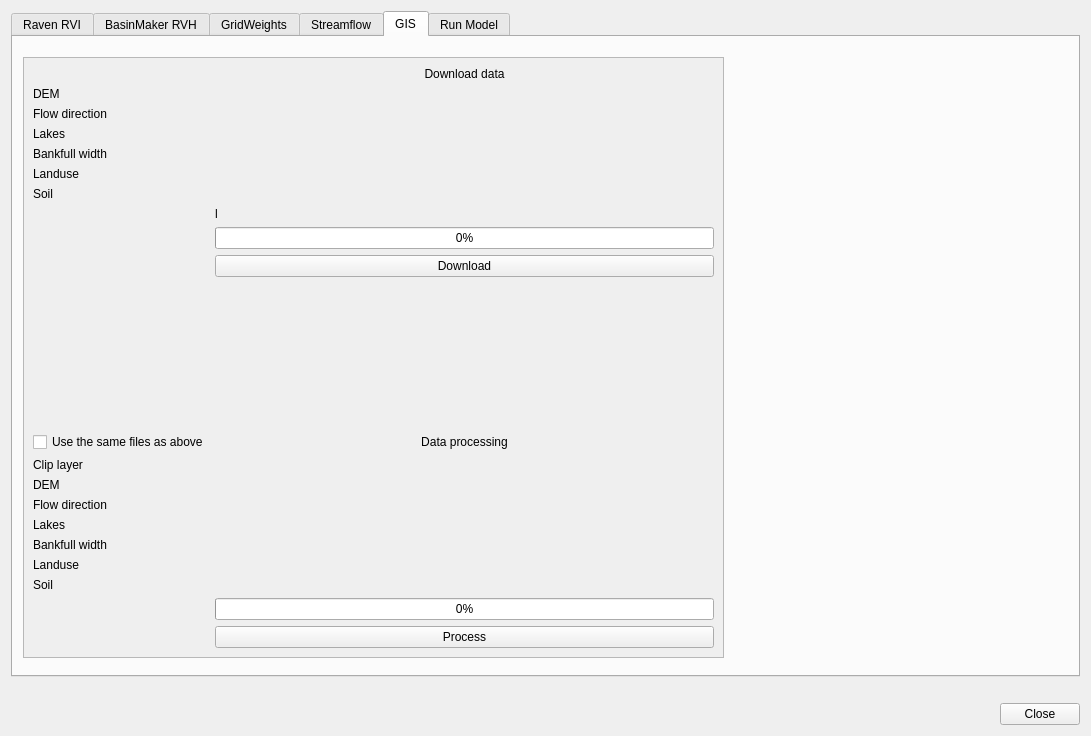
Scriptbash/QRaven, file qraven/qraven_dialog_base.ui: the form before one commit.
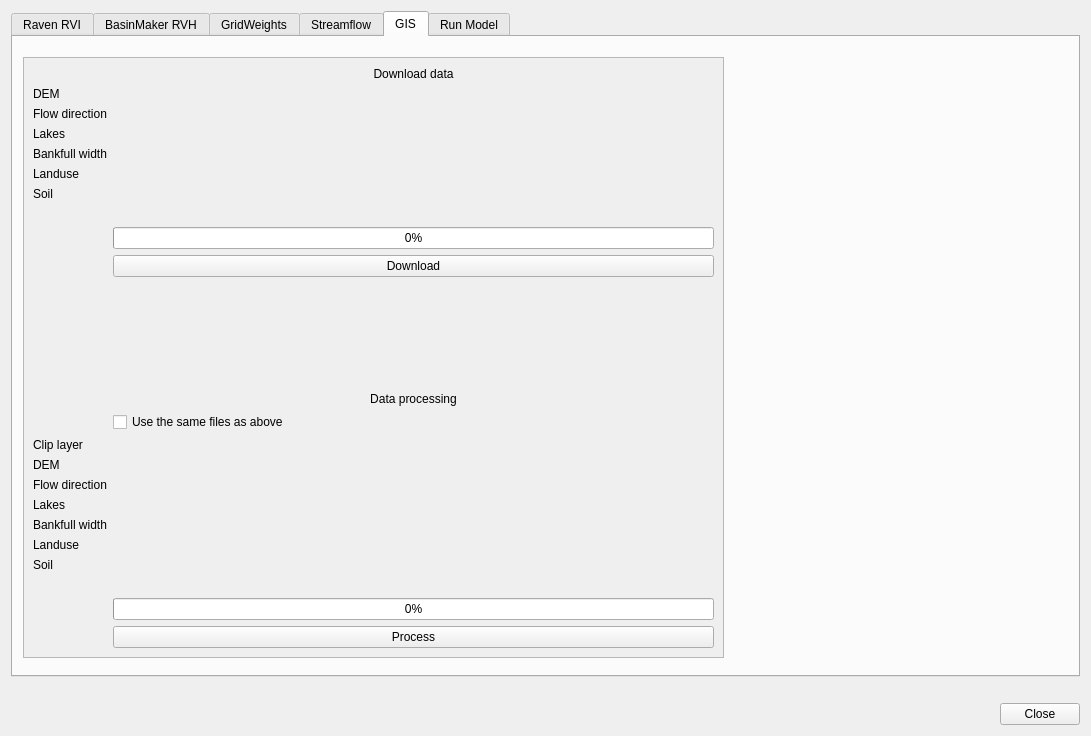
The form after the commit. Custom widgets are drawn as their Qt base class.

Commit message: Start GIS processing

```diff
--- a/qraven/qraven_dialog_base.ui
+++ b/qraven/qraven_dialog_base.ui
@@ -4357,7 +4357,7 @@
           <x>0</x>
           <y>0</y>
           <width>699</width>
-          <height>676</height>
+          <height>725</height>
          </rect>
         </property>
         <layout class="QFormLayout" name="formLayout_2">
@@ -4459,7 +4459,7 @@
          <item row="8" column="1">
           <widget class="QLabel" name="lbl_progressbar">
            <property name="text">
-            <string>l</string>
+            <string/>
            </property>
           </widget>
          </item>
@@ -4500,21 +4500,21 @@
            </property>
           </spacer>
          </item>
-         <item row="14" column="1">
+         <item row="15" column="1">
           <widget class="QgsFileWidget" name="file_giscliplayer">
            <property name="filter">
             <string>*.shp</string>
            </property>
           </widget>
          </item>
-         <item row="14" column="0">
+         <item row="15" column="0">
           <widget class="QLabel" name="label_109">
            <property name="text">
             <string>Clip layer</string>
            </property>
           </widget>
          </item>
-         <item row="22" column="1">
+         <item row="24" column="1">
           <widget class="QPushButton" name="btn_gisprocess">
            <property name="text">
             <string>Process</string>
@@ -4556,57 +4556,67 @@
          <item row="20" column="1">
           <widget class="QgsFileWidget" name="mQgsFileWidget_6"/>
          </item>
-         <item row="15" column="0">
+         <item row="21" column="1">
+          <widget class="QgsFileWidget" name="file_processsoil"/>
+         </item>
+         <item row="16" column="0">
           <widget class="QLabel" name="label_115">
            <property name="text">
             <string>DEM</string>
            </property>
           </widget>
          </item>
-         <item row="16" column="0">
+         <item row="17" column="0">
           <widget class="QLabel" name="label_116">
            <property name="text">
             <string>Flow direction</string>
            </property>
           </widget>
          </item>
-         <item row="17" column="0">
+         <item row="18" column="0">
           <widget class="QLabel" name="label_117">
            <property name="text">
             <string>Lakes</string>
            </property>
           </widget>
          </item>
-         <item row="18" column="0">
+         <item row="19" column="0">
           <widget class="QLabel" name="label_118">
            <property name="text">
             <string>Bankfull width</string>
            </property>
           </widget>
          </item>
-         <item row="19" column="0">
+         <item row="20" column="0">
           <widget class="QLabel" name="label_119">
            <property name="text">
             <string>Landuse</string>
            </property>
           </widget>
          </item>
-         <item row="20" column="0">
+         <item row="21" column="0">
           <widget class="QLabel" name="label_120">
            <property name="text">
             <string>Soil</string>
            </property>
           </widget>
          </item>
-         <item row="21" column="1">
-          <widget class="QProgressBar" name="progressBar">
+         <item row="23" column="1">
+          <widget class="QProgressBar" name="progress_gisprocess">
            <property name="value">
             <number>0</number>
            </property>
           </widget>
          </item>
-         <item row="12" column="0">
-          <widget class="QCheckBox" name="checkBox">
+         <item row="22" column="1">
+          <widget class="QLabel" name="lbl_progressbar2">
+           <property name="text">
+            <string/>
+           </property>
+          </widget>
+         </item>
+         <item row="14" column="1">
+          <widget class="QCheckBox" name="chk_samefilegis">
            <property name="text">
             <string>Use the same files as above</string>
            </property>
```
Left out of the diff: 15 changed lines with no effect on the pictures. The commit also changes 2 other files.
